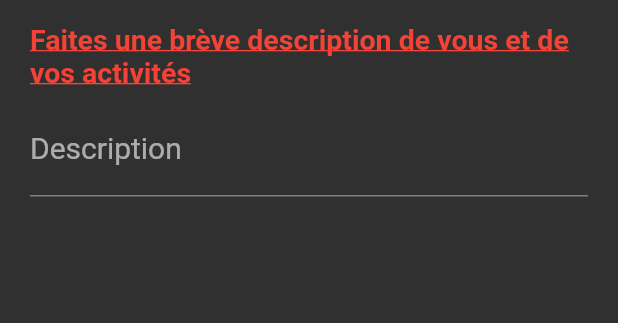
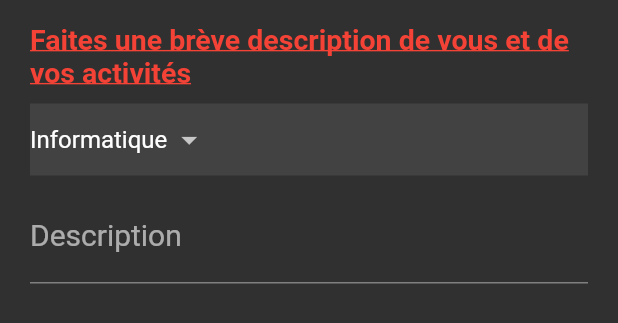
Before and after one commit to marttop/digital_helper, a Flutter app: the CustomDescriptionGetter widget shown alone on an empty page, opened directly, on a phone screen of 412 x 824 dp. Shown: the top 323 px of the screen. Run offline on Flutter 3.47's test engine with Material 2 defaults, Android fonts, the phone set to English and light mode, and no system bars.

Commit message:
Added a new custom dropdownlist in the registration form You can now select you pro domain

```diff
--- a/lib/Utils/custom_widgets.dart
+++ b/lib/Utils/custom_widgets.dart
@@ -218,13 +218,21 @@ class _CustomTextFieldArrayState extends State<CustomTextFieldArray> {
   }
 }
 
-class CustomDescriptionGetter extends StatelessWidget {
+class CustomDescriptionGetter extends StatefulWidget {
   final bool isProfile;
   final TextEditingController controller;
   CustomDescriptionGetter({this.isProfile, this.controller});
+
+  @override
+  _CustomDescriptionGetterState createState() =>
+      _CustomDescriptionGetterState();
+}
+
+class _CustomDescriptionGetterState extends State<CustomDescriptionGetter> {
+  static String myValue = "Informatique";
   @override
   Widget build(BuildContext context) {
-    if (isProfile == true)
+    if (widget.isProfile == true)
       return SizedBox(height: 0);
     else
       return Column(children: <Widget>[
@@ -240,10 +248,45 @@ class CustomDescriptionGetter extends StatelessWidget {
                   color: Theme.of(context).primaryColor)),
         ),
         SizedBox(height: 10),
+        Padding(
+          padding: EdgeInsets.fromLTRB(20, 0, 20, 0),
+          child: Container(
+            color: Colors.grey[800],
+            width: MediaQuery.of(context).size.width,
+            child: DropdownButton<String>(
+                value: myValue,
+                underline: Container(
+                  width: MediaQuery.of(context).size.width,
+                  height: 1,
+                  color: Colors.transparent,
+                ),
+                items: <String>[
+                  'Informatique',
+                  'Commerce',
+                  'Sciences',
+                  'Aviation',
+                  'Sport',
+                  'Seduction',
+                  'Comptabilité',
+                  'Management'
+                ].map((String value) {
+                  return DropdownMenuItem<String>(
+                    value: value,
+                    child: Center(child: Text(value)),
+                  );
+                }).toList(),
+                onChanged: (String newValue) {
+                  setState(() {
+                    myValue = newValue;
+                  });
+                }),
+          ),
+        ),
+        SizedBox(height: 10),
         CustomInfiniteTextField(
           fieldText: "Description",
           validatorText: "Entrez une description",
-          myController: controller,
+          myController: widget.controller,
         ),
       ]);
   }
@@ -343,9 +386,14 @@ class _CustomRegistrationFormState extends State<CustomRegistrationForm> {
                     isProfile = false;
                   myValue = newValue;
                 });
-            },
+              }),
         ),
       ),
+      SizedBox(height: 15),
+      StartButton(
+        id: 1,
+        btnText: "Confirmer inscription",
+        onBtnPressed: () async {},
       ),
     ]);
   }
```
Lines whose indentation alone changed are shown as unchanged.
